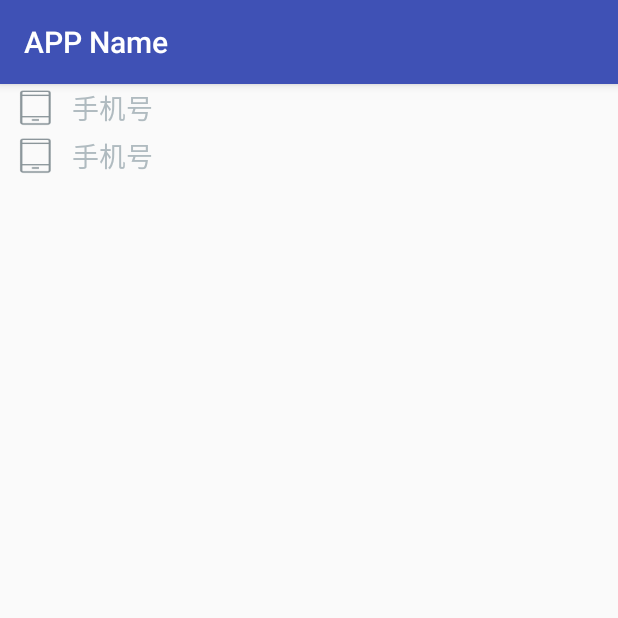
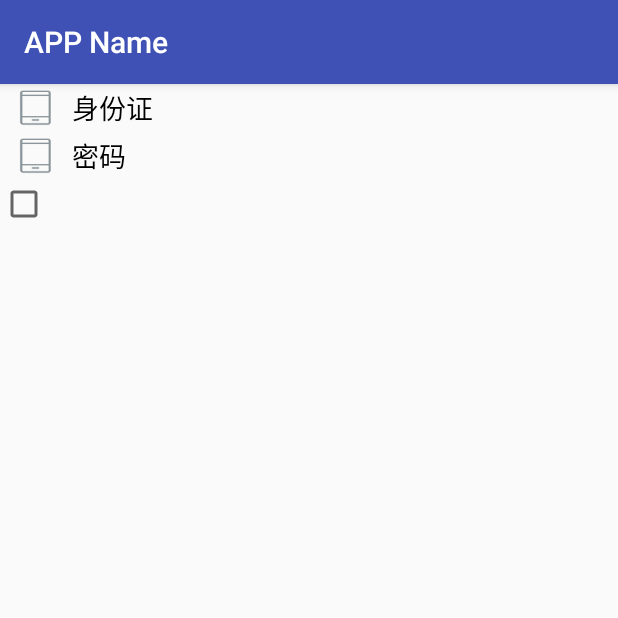
Before and after one commit to BenbenNest/wang, an Android app: the screen it shows after launch (LoginActivity), on a phone screen of 412 x 824 dp, the top half of it. Run offline under Robolectric (Android 15) with nearby library versions, the light colour scheme and no system bars.

Commit message:
add basic layout of login and register

```diff
--- a/app/build.gradle
+++ b/app/build.gradle
@@ -27,6 +27,8 @@ dependencies {
     implementation 'com.android.support:appcompat-v7:26.1.0'
     implementation 'com.android.support.constraint:constraint-layout:1.0.2'
     implementation 'com.squareup.okhttp3:okhttp:3.9.1'
+//    implementation 'com.jakewharton:butterknife:8.8.1'
+//    annotationProcessor 'com.jakewharton:butterknife-compiler:8.8.1'
 
     testImplementation 'junit:junit:4.12'
     androidTestImplementation 'com.android.support.test:runner:1.0.1'
--- a/app/src/main/java/com/jeremy/wang/activity/LoginActivity.java
+++ b/app/src/main/java/com/jeremy/wang/activity/LoginActivity.java
@@ -1,20 +1,36 @@
 package com.jeremy.wang.activity;
 
+import android.content.Intent;
 import android.os.Bundle;
 import android.support.v7.app.AppCompatActivity;
+import android.view.View;
+import android.widget.TextView;
 
 import com.jeremy.wang.R;
 
 public class LoginActivity extends AppCompatActivity {
+    TextView bt_register;
+    TextView bt_login;
 
     @Override
     protected void onCreate(Bundle savedInstanceState) {
         super.onCreate(savedInstanceState);
         setContentView(R.layout.activity_login);
+        initView();
 
     }
 
-
+    private void initView() {
+        bt_register = findViewById(R.id.bt_register);
+        bt_login = findViewById(R.id.bt_login);
+        bt_register.setOnClickListener(new View.OnClickListener() {
+            @Override
+            public void onClick(View v) {
+                Intent intent = new Intent(LoginActivity.this, RegisterActivity.class);
+                startActivity(intent);
+            }
+        });
+    }
 
 
 }
--- a/app/src/main/java/com/jeremy/wang/view/CommonInputLayout.java
+++ b/app/src/main/java/com/jeremy/wang/view/CommonInputLayout.java
@@ -1,6 +1,7 @@
 package com.jeremy.wang.view;
 
 import android.content.Context;
+import android.content.res.TypedArray;
 import android.support.annotation.Nullable;
 import android.util.AttributeSet;
 import android.view.LayoutInflater;
@@ -18,18 +19,26 @@ public class CommonInputLayout extends LinearLayout {
 
     public CommonInputLayout(Context context) {
         super(context);
-        init(context);
+        init(context, null);
     }
 
     public CommonInputLayout(Context context, @Nullable AttributeSet attrs) {
         super(context, attrs);
-        init(context);
+
+        init(context, attrs);
     }
 
 
-    private void init(Context context) {
+    private void init(Context context, AttributeSet attrs) {
         LayoutInflater.from(context).inflate(R.layout.common_input_layout, this, true);
-
+        mInputText = findViewById(R.id.input_edit);
+        if (attrs != null) {
+            TypedArray typedArray = getResources().obtainAttributes(attrs, R.styleable.CommonInputLayout);
+            String hint = typedArray.getString(R.styleable.CommonInputLayout_input_hint);
+            if (mInputText != null) {
+                mInputText.setText(hint);
+            }
+        }
     }
 
 
--- a/app/src/main/res/layout/activity_login.xml
+++ b/app/src/main/res/layout/activity_login.xml
@@ -1,21 +1,49 @@
 <?xml version="1.0" encoding="utf-8"?>
 <LinearLayout xmlns:android="http://schemas.android.com/apk/res/android"
-    xmlns:tools="http://schemas.android.com/tools"
+    xmlns:my="http://schemas.android.com/apk/res-auto"
     android:layout_width="match_parent"
     android:layout_height="match_parent"
-    android:orientation="vertical"
-    tools:context="com.jeremy.wang.activity.LoginActivity">
+    android:orientation="vertical">
+
+    <ImageView
+        android:layout_width="wrap_content"
+        android:layout_height="wrap_content" />
 
     <com.jeremy.wang.view.CommonInputLayout
         android:id="@+id/account_input_layout"
         android:layout_width="match_parent"
-        android:layout_height="wrap_content" />
+        android:layout_height="wrap_content"
+        my:input_drawable="@drawable/account_login_phone_number_icon"
+        my:input_hint="@string/ID" />
 
     <com.jeremy.wang.view.CommonInputLayout
         android:id="@+id/password_input_layout"
         android:layout_width="match_parent"
+        android:layout_height="wrap_content"
+        my:input_drawable="@drawable/account_login_phone_number_icon"
+        my:input_hint="@string/password" />
+
+    <RelativeLayout
+        android:layout_width="match_parent"
+        android:layout_height="wrap_content">
+
+        <CheckBox
+            android:layout_width="wrap_content"
+            android:layout_height="wrap_content" />
+
+        <TextView
+            android:layout_width="wrap_content"
+            android:layout_height="wrap_content"
+            android:layout_alignParentRight="true" />
+    </RelativeLayout>
+
+    <TextView
+        android:id="@+id/bt_login"
+        android:layout_width="match_parent"
         android:layout_height="wrap_content" />
 
-
-
+    <TextView
+        android:id="@+id/bt_register"
+        android:layout_width="wrap_content"
+        android:layout_height="wrap_content" />
 </LinearLayout>
--- a/app/src/main/res/layout/common_input_layout.xml
+++ b/app/src/main/res/layout/common_input_layout.xml
@@ -11,7 +11,7 @@
         android:background="@drawable/account_login_phone_number_icon" />
 
     <EditText
-        android:id="@+id/account_login_phone_edit"
+        android:id="@+id/input_edit"
         android:layout_width="match_parent"
         android:layout_height="match_parent"
         android:background="@null"
--- a/app/src/main/res/values/strings.xml
+++ b/app/src/main/res/values/strings.xml
@@ -1,9 +1,15 @@
 <resources>
     <string name="app_name">APP Name</string>
 
+
+
     <!--   account -->
+    <string name="ID">身份证</string>
+    <string name="password">密码</string>
+
+
+
     <string name="account_login_phone_num_tv">手机号</string>
-    <string name="account_login_pw_tv">密码</string>
     <string name="account_login_btn_tv">登陆</string>
     <string name="account_logout_btn_tv">退出登陆</string>
     <string name="account_login_phone_edit_error">请输入正确的手机号</string>
```
Also changed, not shown: app/src/main/AndroidManifest.xml (+10 -3 lines), app/src/main/java/com/jeremy/wang/activity/RegisterActivity.java (added, +19 -0 lines), app/src/main/res/layout/activity_register.xml (added, +61 -0 lines), app/src/main/res/values/attrs.xml (added, +10 -0 lines).
